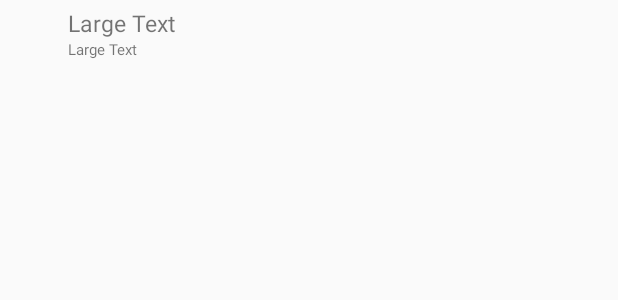
After one commit to YanHuiLi/Android-GetMyPhoneNumber, an Android app: the layout cell.xml on its own in the app's theme, with its tools: preview values and no code run, on a phone screen of 412 x 824 dp. The commit adds this screen. Shown: the top 300 px of the screen. Run offline under Robolectric (Android 15) with nearby library versions, the phone set to English and light mode, and no system bars.

Commit message:
first commit today.

```diff
--- /dev/null
+++ b/app/src/main/res/layout/cell.xml
@@ -0,0 +1,54 @@
+<?xml version="1.0" encoding="utf-8"?>
+<LinearLayout xmlns:android="http://schemas.android.com/apk/res/android"
+              android:orientation="horizontal"
+              android:layout_width="match_parent"
+              android:layout_height="match_parent">
+
+
+
+
+
+    <LinearLayout
+        android:layout_width="match_parent"
+        android:layout_height="wrap_content"
+        android:orientation="horizontal"
+        >
+
+        <ImageView
+            android:layout_width="45dp"
+            android:layout_height="45dp"
+            android:id="@+id/iv"/>
+
+        <LinearLayout
+            android:layout_width="fill_parent"
+            android:layout_height="fill_parent"
+            android:orientation="horizontal"
+            android:gravity="center_vertical">
+            <LinearLayout
+                android:layout_width="match_parent"
+                android:layout_height="wrap_content"
+                android:orientation="vertical">
+                <TextView
+                    android:layout_width="wrap_content"
+                    android:layout_height="wrap_content"
+                    android:text="Large Text"
+                    android:textSize="15sp"
+                    android:id="@+id/nameId"/>
+
+                <TextView
+                    android:layout_width="wrap_content"
+                    android:layout_height="wrap_content"
+                    android:text="Large Text"
+                    android:textSize="10sp"
+                    android:id="@+id/numberId"/>
+
+            </LinearLayout>
+
+
+
+        </LinearLayout>
+
+    </LinearLayout>
+
+
+</LinearLayout>
```
Also changed, not shown: app/src/main/java/android/archer/com/getmyphonenumber/GetNumber.java (+13 -0 lines), app/src/main/java/android/archer/com/getmyphonenumber/MainActivity.java (+14 -1 lines), app/src/main/java/android/archer/com/getmyphonenumber/MyAdapter.java (added, +68 -0 lines), app/src/main/java/android/archer/com/getmyphonenumber/PhoneInfo.java (added, +34 -0 lines), app/src/main/res/layout/activity_main.xml (+5 -2 lines).
